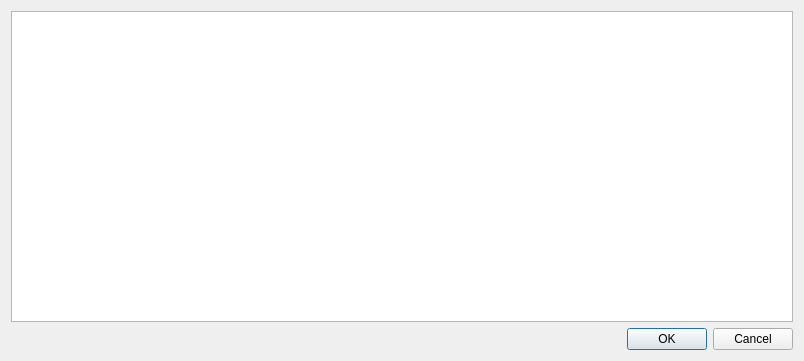
flacon/flacon, file gui/coverdialog/coverdialog.ui: the form before one commit.
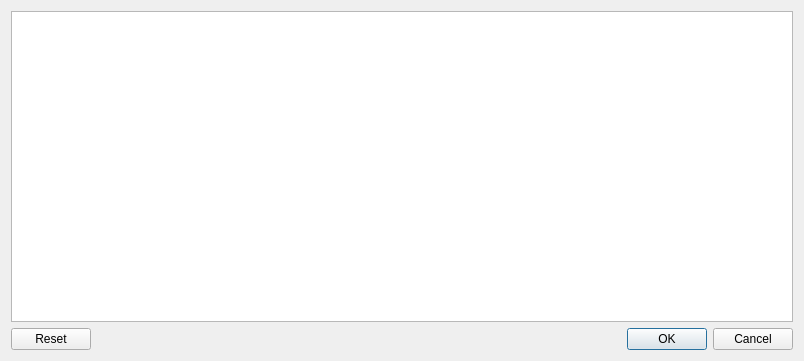
The form after the commit.

Commit message: Added "Without cover image" button to the CoverDialog.

What changed in the file:
```diff
--- a/gui/coverdialog/coverdialog.ui
+++ b/gui/coverdialog/coverdialog.ui
@@ -39,7 +39,7 @@
       <enum>Qt::Horizontal</enum>
      </property>
      <property name="standardButtons">
-      <set>QDialogButtonBox::Cancel|QDialogButtonBox::Ok</set>
+      <set>QDialogButtonBox::Cancel|QDialogButtonBox::Ok|QDialogButtonBox::Reset</set>
      </property>
     </widget>
    </item>
```
The commit also changes 2 other files.
